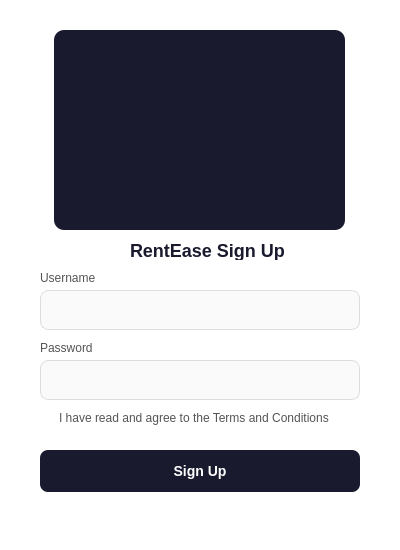
The window that signupform.ui (adrift-blip/Car-Rental-Management-System) describes before a commit, drawn with Qt 5.
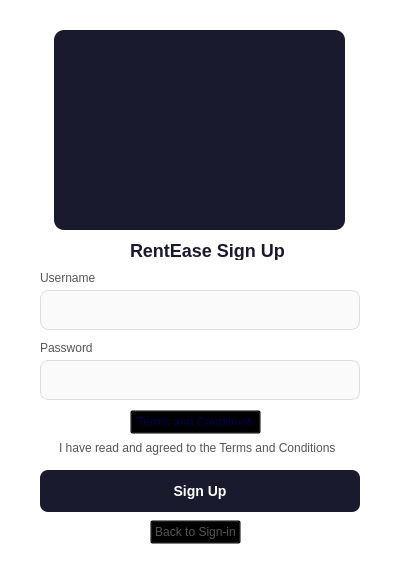
The same window after the commit. Icons and pictures are not drawn.

```diff
--- a/signupform.ui
+++ b/signupform.ui
@@ -7,7 +7,7 @@
     <x>0</x>
     <y>0</y>
     <width>400</width>
-    <height>550</height>
+    <height>580</height>
    </rect>
   </property>
   <property name="windowTitle">
@@ -144,7 +144,7 @@
    <property name="geometry">
     <rect>
      <x>40</x>
-     <y>410</y>
+     <y>440</y>
      <width>320</width>
      <height>16</height>
     </rect>
@@ -156,14 +156,14 @@
 </string>
    </property>
    <property name="text">
-    <string>I have read and agree to the Terms and Conditions</string>
+    <string>I have read and agreed to the Terms and Conditions</string>
    </property>
   </widget>
   <widget class="QPushButton" name="signUpButton">
    <property name="geometry">
     <rect>
      <x>40</x>
-     <y>450</y>
+     <y>470</y>
      <width>320</width>
      <height>42</height>
     </rect>
@@ -181,6 +181,41 @@
     <string>Sign Up</string>
    </property>
   </widget>
+  <widget class="QPushButton" name="tcsButton">
+   <property name="geometry">
+    <rect>
+     <x>130</x>
+     <y>410</y>
+     <width>131</width>
+     <height>24</height>
+    </rect>
+   </property>
+   <property name="styleSheet">
+    <string notr="true">color: #000045;
+background-color: transparent;</string>
+   </property>
+   <property name="text">
+    <string>Terms and Conditions</string>
+   </property>
+  </widget>
+  <widget class="QPushButton" name="backButton">
+   <property name="geometry">
+    <rect>
+     <x>150</x>
+     <y>520</y>
+     <width>91</width>
+     <height>24</height>
+    </rect>
+   </property>
+   <property name="styleSheet">
+    <string notr="true">font-size: 12px;
+color: #555555;
+background-color: transparent;</string>
+   </property>
+   <property name="text">
+    <string>Back to Sign-in</string>
+   </property>
+  </widget>
  </widget>
  <resources>
   <include location="resource.qrc"/>
```
Left out of the diff: 5 changed lines with no effect on the pictures.
